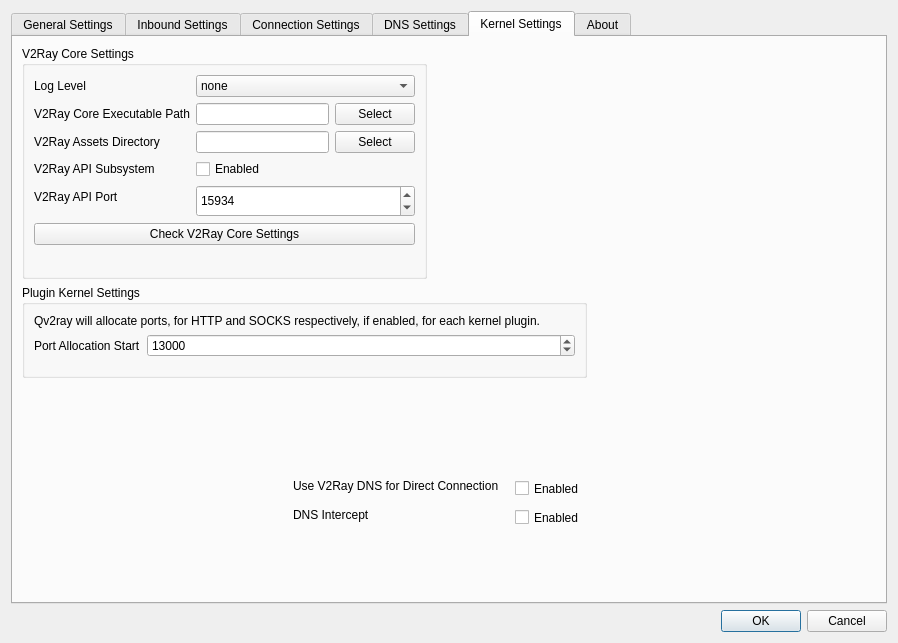
The window that src/ui/windows/w_PreferencesWindow.ui (ICE-GB/QvPersonal) describes before a commit, drawn with Qt 5.
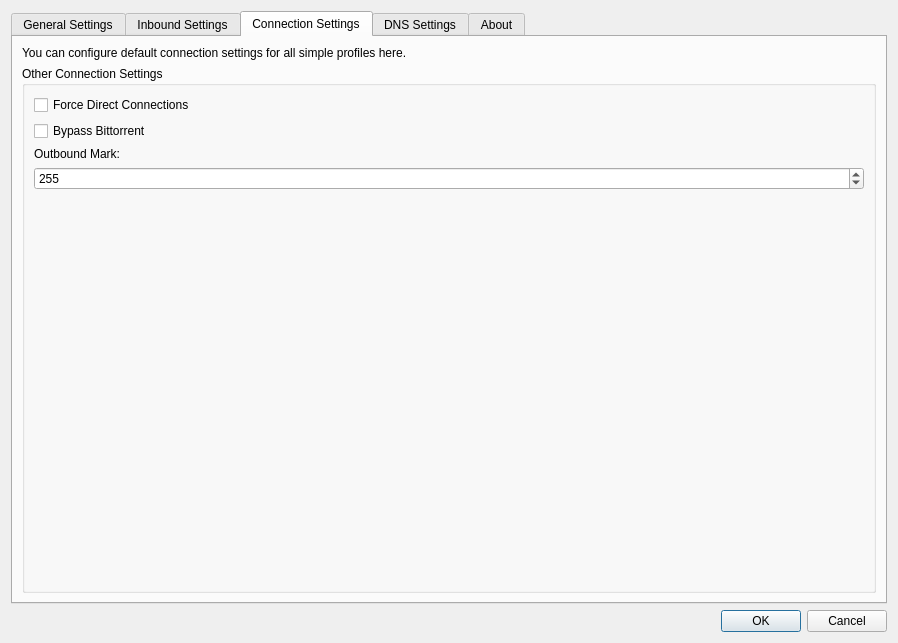
The same window after the commit. The open tabs and pages were chosen to show the change. Icons and pictures are not drawn.

The edit to the form file:
```diff
--- a/src/ui/windows/w_PreferencesWindow.ui
+++ b/src/ui/windows/w_PreferencesWindow.ui
@@ -414,6 +414,38 @@
            </layout>
           </widget>
          </item>
+         <item row="1" column="1">
+          <widget class="QGroupBox" name="groupBox_7">
+           <property name="title">
+            <string>Plugin Settings</string>
+           </property>
+           <layout class="QFormLayout" name="formLayout_6">
+            <item row="0" column="0">
+             <widget class="QLabel" name="label_58">
+              <property name="text">
+               <string>Port Allocation Start</string>
+              </property>
+              <property name="textFormat">
+               <enum>Qt::PlainText</enum>
+              </property>
+             </widget>
+            </item>
+            <item row="0" column="1">
+             <widget class="QSpinBox" name="pluginKernelPortAllocateCB">
+              <property name="minimum">
+               <number>1</number>
+              </property>
+              <property name="maximum">
+               <number>65535</number>
+              </property>
+              <property name="value">
+               <number>13000</number>
+              </property>
+             </widget>
+            </item>
+           </layout>
+          </widget>
+         </item>
         </layout>
        </item>
        <item>
@@ -896,29 +928,6 @@
                   </item>
                  </widget>
                 </item>
-                <item row="4" column="0">
-                 <widget class="QLabel" name="label_79">
-                  <property name="text">
-                   <string>Outbound Mark</string>
-                  </property>
-                  <property name="textFormat">
-                   <enum>Qt::PlainText</enum>
-                  </property>
-                 </widget>
-                </item>
-                <item row="4" column="1">
-                 <widget class="QSpinBox" name="outboundMark">
-                  <property name="minimum">
-                   <number>0</number>
-                  </property>
-                  <property name="maximum">
-                   <number>65535</number>
-                  </property>
-                  <property name="value">
-                   <number>255</number>
-                  </property>
-                 </widget>
-                </item>
                </layout>
               </widget>
              </item>
@@ -966,7 +975,30 @@
             <item>
              <widget class="QCheckBox" name="bypassBTCb">
               <property name="text">
-               <string>Bypass Bittorrent Protocol</string>
+               <string>Bypass Bittorrent</string>
+              </property>
+             </widget>
+            </item>
+            <item>
+             <widget class="QLabel" name="label_79">
+              <property name="text">
+               <string>Outbound Mark:</string>
+              </property>
+              <property name="textFormat">
+               <enum>Qt::PlainText</enum>
+              </property>
+             </widget>
+            </item>
+            <item>
+             <widget class="QSpinBox" name="outboundMark">
+              <property name="minimum">
+               <number>0</number>
+              </property>
+              <property name="maximum">
+               <number>65535</number>
+              </property>
+              <property name="value">
+               <number>255</number>
               </property>
              </widget>
             </item>
@@ -1007,288 +1039,6 @@
        </item>
       </layout>
      </widget>
-     <widget class="QWidget" name="kernelSettingsPage">
-      <attribute name="title">
-       <string>Kernel Settings</string>
-      </attribute>
-      <widget class="QGroupBox" name="vcoresettingsGroupBox">
-       <property name="geometry">
-        <rect>
-         <x>9</x>
-         <y>9</y>
-         <width>405</width>
-         <height>233</height>
-        </rect>
-       </property>
-       <property name="title">
-        <string>V2Ray Core Settings</string>
-       </property>
-       <layout class="QFormLayout" name="formLayout_10">
-        <item row="0" column="0">
-         <widget class="QLabel" name="label">
-          <property name="text">
-           <string>Log Level</string>
-          </property>
-          <property name="textFormat">
-           <enum>Qt::PlainText</enum>
-          </property>
-         </widget>
-        </item>
-        <item row="0" column="1">
-         <widget class="QComboBox" name="logLevelComboBox">
-          <property name="sizePolicy">
-           <sizepolicy hsizetype="Minimum" vsizetype="Fixed">
-            <horstretch>0</horstretch>
-            <verstretch>0</verstretch>
-           </sizepolicy>
-          </property>
-          <property name="minimumSize">
-           <size>
-            <width>150</width>
-            <height>0</height>
-           </size>
-          </property>
-          <item>
-           <property name="text">
-            <string>none</string>
-           </property>
-          </item>
-          <item>
-           <property name="text">
-            <string>debug</string>
-           </property>
-          </item>
-          <item>
-           <property name="text">
-            <string>info</string>
-           </property>
-          </item>
-          <item>
-           <property name="text">
-            <string>warning</string>
-           </property>
-          </item>
-          <item>
-           <property name="text">
-            <string>error</string>
-           </property>
-          </item>
-         </widget>
-        </item>
-        <item row="1" column="0">
-         <widget class="QLabel" name="label_46">
-          <property name="text">
-           <string>V2Ray Core Executable Path</string>
-          </property>
-          <property name="textFormat">
-           <enum>Qt::PlainText</enum>
-          </property>
-         </widget>
-        </item>
-        <item row="1" column="1">
-         <layout class="QHBoxLayout" name="horizontalLayout_3">
-          <item>
-           <widget class="QLineEdit" name="vCorePathTxt">
-            <property name="placeholderText">
-             <string/>
-            </property>
-           </widget>
-          </item>
-          <item>
-           <widget class="QPushButton" name="selectVCoreBtn">
-            <property name="text">
-             <string>Select</string>
-            </property>
-           </widget>
-          </item>
-         </layout>
-        </item>
-        <item row="2" column="0">
-         <widget class="QLabel" name="label_15">
-          <property name="text">
-           <string>V2Ray Assets Directory</string>
-          </property>
-          <property name="textFormat">
-           <enum>Qt::PlainText</enum>
-          </property>
-         </widget>
-        </item>
-        <item row="2" column="1">
-         <layout class="QHBoxLayout" name="horizontalLayout_7">
-          <item>
-           <widget class="QLineEdit" name="vCoreAssetsPathTxt"/>
-          </item>
-          <item>
-           <widget class="QPushButton" name="selectVAssetBtn">
-            <property name="text">
-             <string>Select</string>
-            </property>
-           </widget>
-          </item>
-         </layout>
-        </item>
-        <item row="3" column="0">
-         <widget class="QLabel" name="label_68">
-          <property name="text">
-           <string>V2Ray API Subsystem</string>
-          </property>
-          <property name="textFormat">
-           <enum>Qt::PlainText</enum>
-          </property>
-         </widget>
-        </item>
-        <item row="3" column="1">
-         <widget class="QCheckBox" name="enableAPI">
-          <property name="text">
-           <string>Enabled</string>
-          </property>
-         </widget>
-        </item>
-        <item row="4" column="0">
-         <widget class="QLabel" name="label_8">
-          <property name="text">
-           <string>V2Ray API Port</string>
-          </property>
-          <property name="textFormat">
-           <enum>Qt::PlainText</enum>
-          </property>
-         </widget>
-        </item>
-        <item row="4" column="1">
-         <widget class="QSpinBox" name="statsPortBox">
-          <property name="minimumSize">
-           <size>
-            <width>116</width>
-            <height>32</height>
-           </size>
-          </property>
-          <property name="minimum">
-           <number>1024</number>
-          </property>
-          <property name="maximum">
-           <number>65535</number>
-          </property>
-          <property name="value">
-           <number>15934</number>
-          </property>
-         </widget>
-        </item>
-        <item row="5" column="0" colspan="2">
-         <widget class="QPushButton" name="checkVCoreSettings">
-          <property name="text">
-           <string>Check V2Ray Core Settings</string>
-          </property>
-         </widget>
-        </item>
-       </layout>
-      </widget>
-      <widget class="QGroupBox" name="groupBox_7">
-       <property name="geometry">
-        <rect>
-         <x>9</x>
-         <y>248</y>
-         <width>565</width>
-         <height>93</height>
-        </rect>
-       </property>
-       <property name="title">
-        <string>Plugin Kernel Settings</string>
-       </property>
-       <layout class="QFormLayout" name="formLayout_6">
-        <item row="0" column="0" colspan="2">
-         <widget class="QLabel" name="label_63">
-          <property name="text">
-           <string>Qv2ray will allocate ports, for HTTP and SOCKS respectively, if enabled, for each kernel plugin.</string>
-          </property>
-          <property name="textFormat">
-           <enum>Qt::PlainText</enum>
-          </property>
-         </widget>
-        </item>
-        <item row="1" column="0">
-         <widget class="QLabel" name="label_58">
-          <property name="text">
-           <string>Port Allocation Start</string>
-          </property>
-          <property name="textFormat">
-           <enum>Qt::PlainText</enum>
-          </property>
-         </widget>
-        </item>
-        <item row="1" column="1">
-         <widget class="QSpinBox" name="pluginKernelPortAllocateCB">
-          <property name="minimum">
-           <number>1</number>
-          </property>
-          <property name="maximum">
-           <number>65535</number>
-          </property>
-          <property name="value">
-           <number>13000</number>
-          </property>
-         </widget>
-        </item>
-       </layout>
-      </widget>
-      <widget class="QCheckBox" name="dnsIntercept">
-       <property name="geometry">
-        <rect>
-         <x>502</x>
-         <y>469</y>
-         <width>73</width>
-         <height>23</height>
-        </rect>
-       </property>
-       <property name="text">
-        <string>Enabled</string>
-       </property>
-      </widget>
-      <widget class="QLabel" name="label_75">
-       <property name="geometry">
-        <rect>
-         <x>280</x>
-         <y>440</y>
-         <width>216</width>
-         <height>17</height>
-        </rect>
-       </property>
-       <property name="text">
-        <string>Use V2Ray DNS for Direct Connection</string>
-       </property>
-       <property name="textFormat">
-        <enum>Qt::PlainText</enum>
-       </property>
-      </widget>
-      <widget class="QLabel" name="label_39">
-       <property name="geometry">
-        <rect>
-         <x>280</x>
-         <y>469</y>
-         <width>82</width>
-         <height>17</height>
-        </rect>
-       </property>
-       <property name="text">
-        <string>DNS Intercept</string>
-       </property>
-       <property name="textFormat">
-        <enum>Qt::PlainText</enum>
-       </property>
-      </widget>
-      <widget class="QCheckBox" name="dnsFreedomCb">
-       <property name="geometry">
-        <rect>
-         <x>502</x>
-         <y>440</y>
-         <width>73</width>
-         <height>23</height>
-        </rect>
-       </property>
-       <property name="text">
-        <string>Enabled</string>
-       </property>
-      </widget>
-     </widget>
      <widget class="QWidget" name="aboutPage">
       <attribute name="title">
        <string>About</string>
```
Left out of the diff: 46 changed lines with no effect on the pictures.
